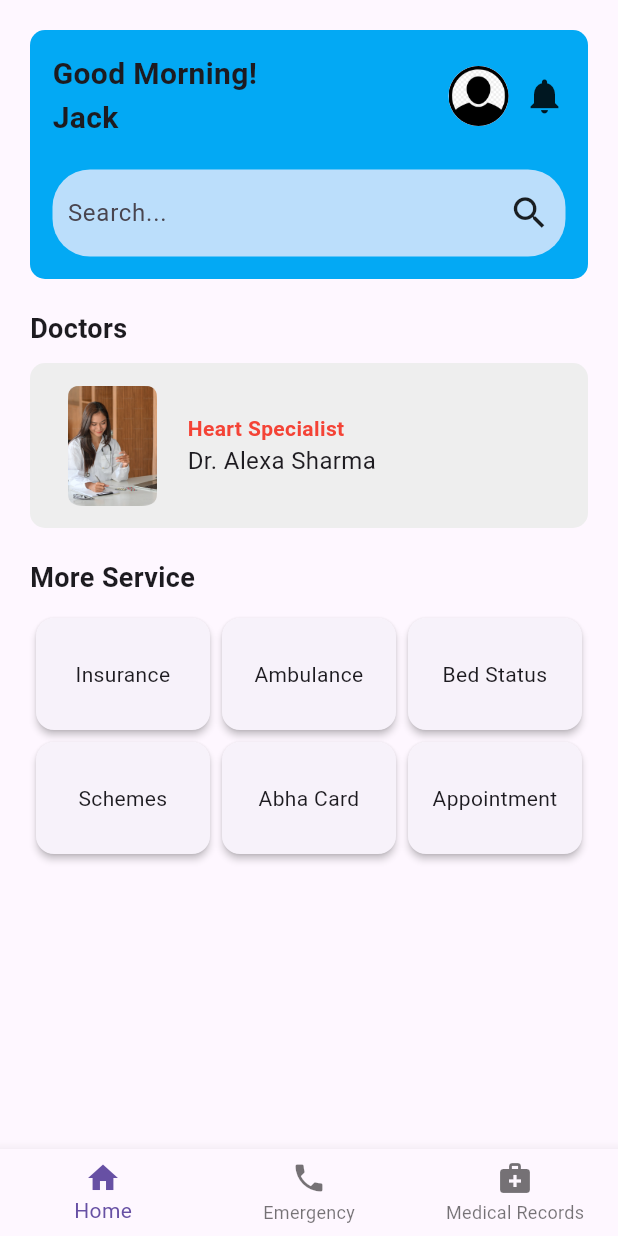
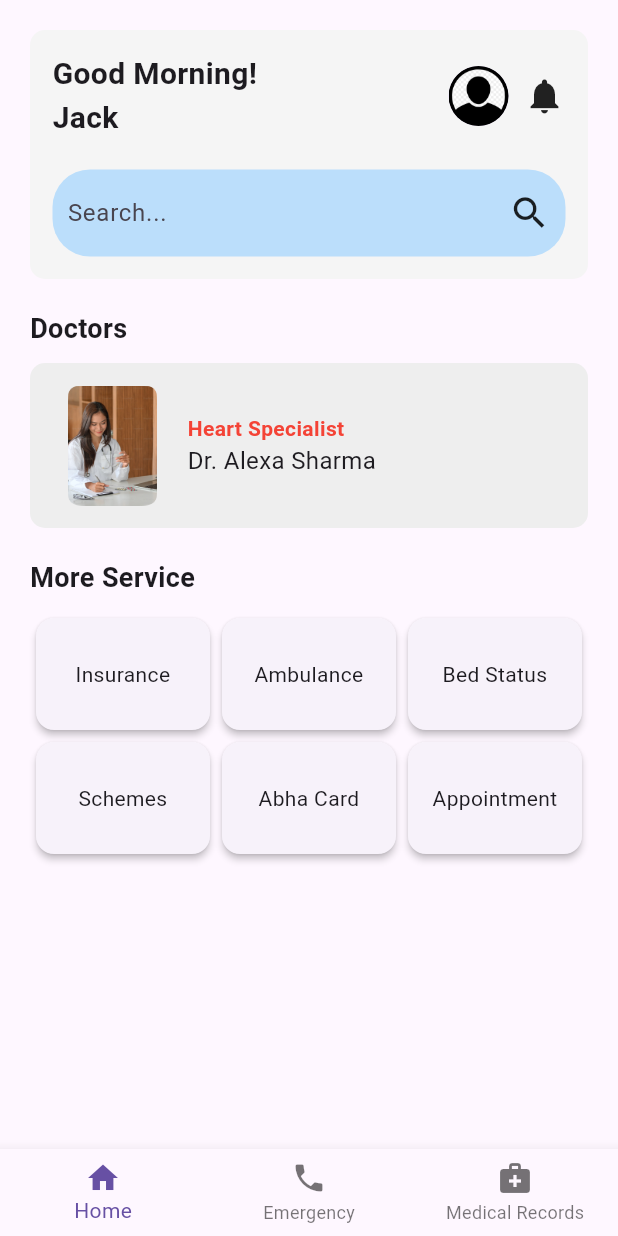
Before and after one commit to Hogwarts-Hackademy/Frontend-user, a Flutter app: the UserHomeScreen screen opened directly, on a phone screen of 412 x 824 dp. Run offline on Flutter 3.47's test engine with Material 3 defaults, Android fonts, the phone set to English and light mode, and no system bars.

Commit message:
update color

```diff
--- a/lib/screens/UserHomeScreen.dart
+++ b/lib/screens/UserHomeScreen.dart
@@ -17,7 +17,7 @@ class UserHomeScreen extends StatelessWidget {
                 Container(
                   padding: const EdgeInsets.all(15),
                   decoration: BoxDecoration(
-                    color: Colors.lightBlue, // Background color for the box
+                    color: const Color(0xFFF5F5F5), // Background color for the box
                     borderRadius: BorderRadius.circular(10),
                   ),
                   child: Column(
```
